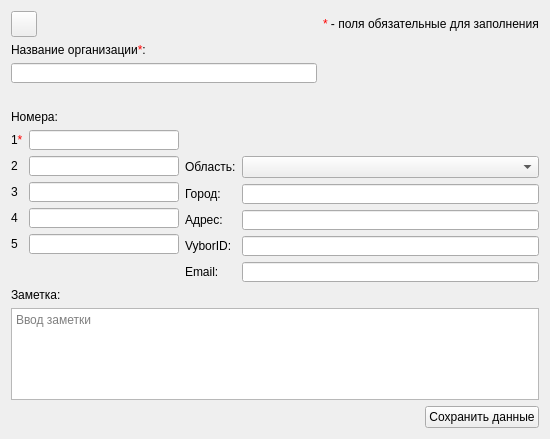
Qt form src/EditOrgContactDialog.ui (okostynchuk/Outcall) before a commit.
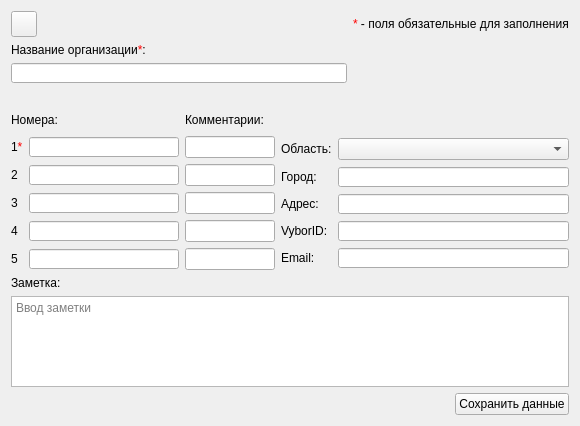
The same form after that commit. Icons and pictures are not drawn.

Commit message:
Added the abitily to add a comment to the number
Possibility to add a comment to the number in Add / Edit / View contact classes

```diff
--- a/src/EditOrgContactDialog.ui
+++ b/src/EditOrgContactDialog.ui
@@ -6,8 +6,8 @@
    <rect>
     <x>0</x>
     <y>0</y>
-    <width>550</width>
-    <height>439</height>
+    <width>578</width>
+    <height>426</height>
    </rect>
   </property>
   <property name="windowTitle">
@@ -20,83 +20,134 @@
   <property name="styleSheet">
    <string notr="true"/>
   </property>
-  <layout class="QGridLayout" name="gridLayout_6">
+  <layout class="QGridLayout" name="gridLayout_7">
+   <item row="0" column="0">
+    <layout class="QGridLayout" name="gridLayout_3">
+     <item row="0" column="0">
+      <layout class="QGridLayout" name="gridLayout_2">
+       <item row="0" column="0">
+        <widget class="QPushButton" name="backButton">
+         <property name="minimumSize">
+          <size>
+           <width>26</width>
+           <height>26</height>
+          </size>
+         </property>
+         <property name="maximumSize">
+          <size>
+           <width>26</width>
+           <height>26</height>
+          </size>
+         </property>
+         <property name="toolTip">
+          <string>Вернуться к резюме</string>
+         </property>
+         <property name="text">
+          <string/>
+         </property>
+         <property name="icon">
+          <iconset resource="images.qrc">
+           <normaloff>:/images/arrowBack.png</normaloff>:/images/arrowBack.png</iconset>
+         </property>
+         <property name="iconSize">
+          <size>
+           <width>24</width>
+           <height>24</height>
+          </size>
+         </property>
+         <property name="autoDefault">
+          <bool>false</bool>
+         </property>
+        </widget>
+       </item>
+       <item row="1" column="0">
+        <widget class="QLabel" name="label_3">
+         <property name="text">
+          <string>Название организации&lt;span style = &quot;color: red;&quot;&gt;*&lt;/span&gt;:</string>
+         </property>
+        </widget>
+       </item>
+       <item row="2" column="0">
+        <widget class="QLineEdit" name="orgName">
+         <property name="minimumSize">
+          <size>
+           <width>0</width>
+           <height>20</height>
+          </size>
+         </property>
+         <property name="maximumSize">
+          <size>
+           <width>16777215</width>
+           <height>20</height>
+          </size>
+         </property>
+         <property name="focusPolicy">
+          <enum>Qt::StrongFocus</enum>
+         </property>
+        </widget>
+       </item>
+       <item row="3" column="0">
+        <widget class="QLabel" name="label_15">
+         <property name="minimumSize">
+          <size>
+           <width>0</width>
+           <height>15</height>
+          </size>
+         </property>
+         <property name="text">
+          <string/>
+         </property>
+        </widget>
+       </item>
+       <item row="0" column="1">
+        <widget class="QLabel" name="label_13">
+         <property name="text">
+          <string>&lt;span style = &quot;color: red;&quot;&gt;*&lt;/span&gt; - поля обязательные для заполнения</string>
+         </property>
+        </widget>
+       </item>
+      </layout>
+     </item>
+    </layout>
+   </item>
    <item row="1" column="0">
-    <widget class="QLabel" name="label_5">
-     <property name="text">
-      <string>Номера:</string>
-     </property>
-    </widget>
-   </item>
-   <item row="2" column="0">
-    <layout class="QHBoxLayout" name="horizontalLayout">
-     <item>
+    <layout class="QGridLayout" name="gridLayout_6">
+     <item row="0" column="0">
       <layout class="QGridLayout" name="gridLayout_5">
-       <item row="0" column="0">
+       <item row="0" column="0" colspan="2">
+        <widget class="QLabel" name="label_5">
+         <property name="minimumSize">
+          <size>
+           <width>0</width>
+           <height>20</height>
+          </size>
+         </property>
+         <property name="text">
+          <string>Номера:</string>
+         </property>
+        </widget>
+       </item>
+       <item row="0" column="2">
+        <widget class="QLabel" name="label_16">
+         <property name="minimumSize">
+          <size>
+           <width>0</width>
+           <height>20</height>
+          </size>
+         </property>
+         <property name="text">
+          <string>Комментарии:</string>
+         </property>
+        </widget>
+       </item>
+       <item row="1" column="0">
         <widget class="QLabel" name="label_6">
          <property name="text">
           <string>1&lt;span style = &quot;color: red;&quot;&gt;*&lt;/span&gt;</string>
          </property>
         </widget>
        </item>
-       <item row="4" column="1">
-        <widget class="QLineEdit" name="fifthNumber">
-         <property name="sizePolicy">
-          <sizepolicy hsizetype="Preferred" vsizetype="Fixed">
-           <horstretch>0</horstretch>
-           <verstretch>0</verstretch>
-          </sizepolicy>
-         </property>
-         <property name="minimumSize">
-          <size>
-           <width>150</width>
-           <height>20</height>
-          </size>
-         </property>
-         <property name="maximumSize">
-          <size>
-           <width>150</width>
-           <height>20</height>
-          </size>
-         </property>
-         <property name="focusPolicy">
-          <enum>Qt::StrongFocus</enum>
-         </property>
-        </widget>
-       </item>
-       <item row="2" column="1">
-        <widget class="QLineEdit" name="thirdNumber">
-         <property name="sizePolicy">
-          <sizepolicy hsizetype="Preferred" vsizetype="Fixed">
-           <horstretch>0</horstretch>
-           <verstretch>0</verstretch>
-          </sizepolicy>
-         </property>
-         <property name="minimumSize">
-          <size>
-           <width>150</width>
-           <height>20</height>
-          </size>
-         </property>
-         <property name="maximumSize">
-          <size>
-           <width>150</width>
-           <height>20</height>
-          </size>
-         </property>
-         <property name="focusPolicy">
-          <enum>Qt::StrongFocus</enum>
-         </property>
-        </widget>
-       </item>
-       <item row="4" column="0">
-        <widget class="QLabel" name="label_19">
-         <property name="text">
-          <string>5</string>
-         </property>
-        </widget>
-       </item>
-       <item row="0" column="1">
+       <item row="1" column="1">
         <widget class="QLineEdit" name="firstNumber">
          <property name="sizePolicy">
           <sizepolicy hsizetype="Preferred" vsizetype="Fixed">
@@ -121,21 +172,59 @@
          </property>
         </widget>
        </item>
-       <item row="3" column="0">
-        <widget class="QLabel" name="label_18">
-         <property name="text">
-          <string>4</string>
+       <item row="1" column="2">
+        <widget class="QLineEdit" name="firstNumberComment">
+         <property name="minimumSize">
+          <size>
+           <width>90</width>
+           <height>0</height>
+          </size>
          </property>
         </widget>
        </item>
-       <item row="1" column="0">
+       <item row="2" column="0">
         <widget class="QLabel" name="label_7">
          <property name="text">
           <string>2</string>
          </property>
         </widget>
        </item>
-       <item row="2" column="0">
+       <item row="2" column="1">
+        <widget class="QLineEdit" name="secondNumber">
+         <property name="sizePolicy">
+          <sizepolicy hsizetype="Preferred" vsizetype="Fixed">
+           <horstretch>0</horstretch>
+           <verstretch>0</verstretch>
+          </sizepolicy>
+         </property>
+         <property name="minimumSize">
+          <size>
+           <width>150</width>
+           <height>20</height>
+          </size>
+         </property>
+         <property name="maximumSize">
+          <size>
+           <width>150</width>
+           <height>20</height>
+          </size>
+         </property>
+         <property name="focusPolicy">
+          <enum>Qt::StrongFocus</enum>
+         </property>
+        </widget>
+       </item>
+       <item row="2" column="2">
+        <widget class="QLineEdit" name="secondNumberComment">
+         <property name="minimumSize">
+          <size>
+           <width>90</width>
+           <height>0</height>
+          </size>
+         </property>
+        </widget>
+       </item>
+       <item row="3" column="0">
         <widget class="QLabel" name="label_8">
          <property name="text">
           <string>3</string>
@@ -143,6 +232,48 @@
         </widget>
        </item>
        <item row="3" column="1">
+        <widget class="QLineEdit" name="thirdNumber">
+         <property name="sizePolicy">
+          <sizepolicy hsizetype="Preferred" vsizetype="Fixed">
+           <horstretch>0</horstretch>
+           <verstretch>0</verstretch>
+          </sizepolicy>
+         </property>
+         <property name="minimumSize">
+          <size>
+           <width>150</width>
+           <height>20</height>
+          </size>
+         </property>
+         <property name="maximumSize">
+          <size>
+           <width>150</width>
+           <height>20</height>
+          </size>
+         </property>
+         <property name="focusPolicy">
+          <enum>Qt::StrongFocus</enum>
+         </property>
+        </widget>
+       </item>
+       <item row="3" column="2">
+        <widget class="QLineEdit" name="thirdNumberComment">
+         <property name="minimumSize">
+          <size>
+           <width>90</width>
+           <height>0</height>
+          </size>
+         </property>
+        </widget>
+       </item>
+       <item row="4" column="0">
+        <widget class="QLabel" name="label_18">
+         <property name="text">
+          <string>4</string>
+         </property>
+        </widget>
+       </item>
+       <item row="4" column="1">
         <widget class="QLineEdit" name="fourthNumber">
          <property name="sizePolicy">
           <sizepolicy hsizetype="Preferred" vsizetype="Fixed">
@@ -167,8 +298,25 @@
          </property>
         </widget>
        </item>
-       <item row="1" column="1">
-        <widget class="QLineEdit" name="secondNumber">
+       <item row="4" column="2">
+        <widget class="QLineEdit" name="fourthNumberComment">
+         <property name="minimumSize">
+          <size>
+           <width>90</width>
+           <height>0</height>
+          </size>
+         </property>
+        </widget>
+       </item>
+       <item row="5" column="0">
+        <widget class="QLabel" name="label_19">
+         <property name="text">
+          <string>5</string>
+         </property>
+        </widget>
+       </item>
+       <item row="5" column="1">
+        <widget class="QLineEdit" name="fifthNumber">
          <property name="sizePolicy">
           <sizepolicy hsizetype="Preferred" vsizetype="Fixed">
            <horstretch>0</horstretch>
@@ -192,7 +340,17 @@
          </property>
         </widget>
        </item>
-       <item row="5" column="0" colspan="2">
+       <item row="5" column="2">
+        <widget class="QLineEdit" name="fifthNumberComment">
+         <property name="minimumSize">
+          <size>
+           <width>90</width>
+           <height>0</height>
+          </size>
+         </property>
+        </widget>
+       </item>
+       <item row="6" column="0" colspan="3">
         <spacer name="verticalSpacer">
          <property name="orientation">
           <enum>Qt::Vertical</enum>
@@ -207,7 +365,7 @@
        </item>
       </layout>
      </item>
-     <item>
+     <item row="0" column="1">
       <layout class="QGridLayout" name="gridLayout">
        <item row="3" column="0">
         <widget class="QLabel" name="label_10">
@@ -346,96 +504,7 @@
      </item>
     </layout>
    </item>
-   <item row="0" column="0">
-    <layout class="QGridLayout" name="gridLayout_3">
-     <item row="0" column="0">
-      <layout class="QGridLayout" name="gridLayout_2">
-       <item row="0" column="0">
-        <widget class="QPushButton" name="backButton">
-         <property name="minimumSize">
-          <size>
-           <width>26</width>
-           <height>26</height>
-          </size>
-         </property>
-         <property name="maximumSize">
-          <size>
-           <width>26</width>
-           <height>26</height>
-          </size>
-         </property>
-         <property name="toolTip">
-          <string>Вернуться к резюме</string>
-         </property>
-         <property name="text">
-          <string/>
-         </property>
-         <property name="icon">
-          <iconset resource="images.qrc">
-           <normaloff>:/images/arrowBack.png</normaloff>:/images/arrowBack.png</iconset>
-         </property>
-         <property name="iconSize">
-          <size>
-           <width>24</width>
-           <height>24</height>
-          </size>
-         </property>
-         <property name="autoDefault">
-          <bool>false</bool>
-         </property>
-        </widget>
-       </item>
-       <item row="1" column="0">
-        <widget class="QLabel" name="label_3">
-         <property name="text">
-          <string>Название организации&lt;span style = &quot;color: red;&quot;&gt;*&lt;/span&gt;:</string>
-         </property>
-        </widget>
-       </item>
-       <item row="2" column="0">
-        <widget class="QLineEdit" name="orgName">
-         <property name="minimumSize">
-          <size>
-           <width>0</width>
-           <height>20</height>
-          </size>
-         </property>
-         <property name="maximumSize">
-          <size>
-           <width>16777215</width>
-           <height>20</height>
-          </size>
-         </property>
-         <property name="focusPolicy">
-          <enum>Qt::StrongFocus</enum>
-         </property>
-        </widget>
-       </item>
-       <item row="3" column="0">
-        <widget class="QLabel" name="label_15">
-         <property name="minimumSize">
-          <size>
-           <width>0</width>
-           <height>15</height>
-          </size>
-         </property>
-         <property name="text">
-          <string/>
-         </property>
-        </widget>
-       </item>
-       <item row="0" column="1">
-        <widget class="QLabel" name="label_13">
-         <property name="text">
-          <string>&lt;span style = &quot;color: red;&quot;&gt;*&lt;/span&gt; - поля обязательные для заполнения</string>
-         </property>
-        </widget>
-       </item>
-      </layout>
-     </item>
-    </layout>
-   </item>
-   <item row="3" column="0">
+   <item row="2" column="0">
     <layout class="QGridLayout" name="gridLayout_4">
      <item row="1" column="0" colspan="3">
       <widget class="QTextEdit" name="comment">
```
Left out of the diff: 116 changed lines with no effect on the pictures. The commit also changes 17 other files.
